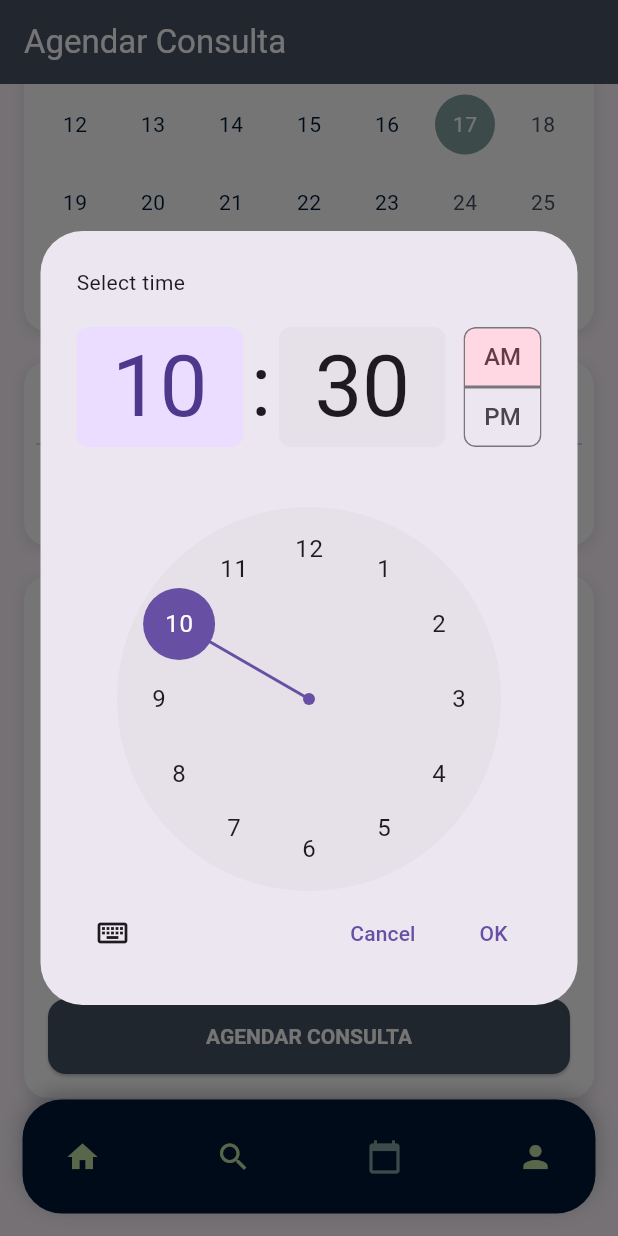
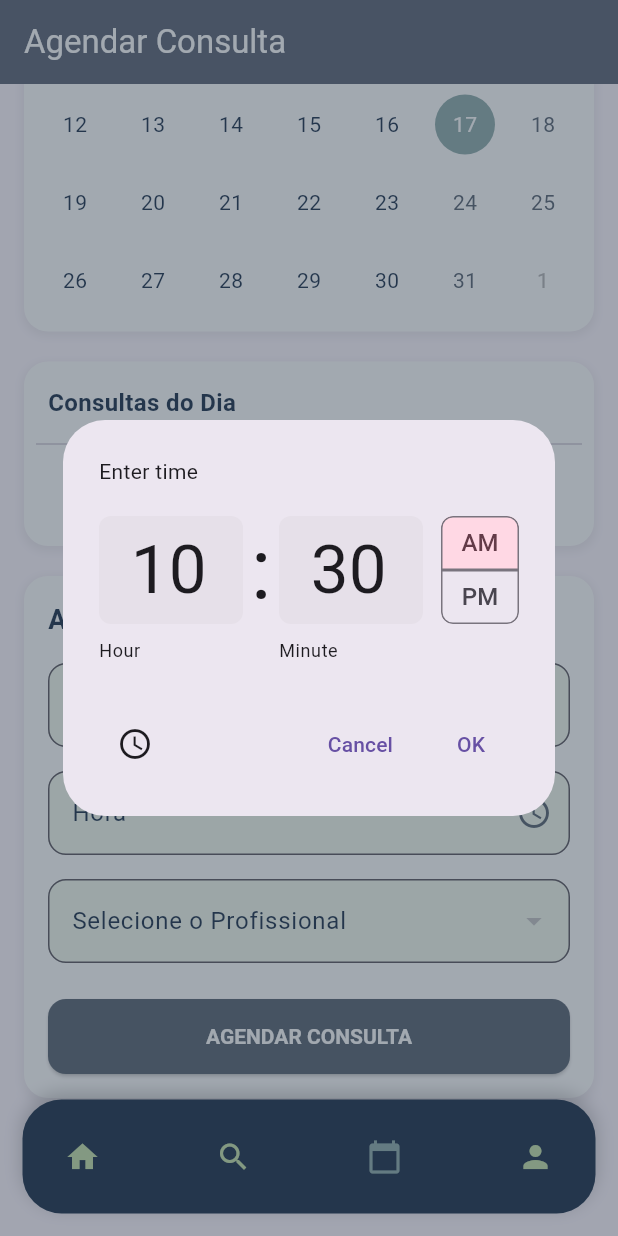
Before and after one commit to Pedrovmart/ProgMulti_PedroMartinelli_Careflow, a Flutter app: the CalendarioPage screen opened by its route, scrolled down 207 dp, after a tap on "Hora", on a phone screen of 412 x 824 dp. Run offline on Flutter 3.47's test engine with Material 3 defaults, Android fonts, the phone set to English and light mode, and no system bars; drawn by our look-alikes of table_calendar; our stand-ins replace cloud_firestore, dio, firebase_auth, firebase_core, flutter_dotenv, go_router; accounts and stored records are empty.

Commit message:
nit(form_consulta): ajuste formulario

```diff
--- a/lib/app/features/consultas/widgets/form_widget.dart
+++ b/lib/app/features/consultas/widgets/form_widget.dart
@@ -5,7 +5,7 @@ import 'package:careflow_app/app/features/consultas/calendario_controller.dart';
 class FormWidget extends StatelessWidget {
   final CalendarioController controller;
 
-  const FormWidget({Key? key, required this.controller}) : super(key: key);
+  const FormWidget({super.key, required this.controller});
 
   @override
   Widget build(BuildContext context) {
@@ -15,7 +15,7 @@ class FormWidget extends StatelessWidget {
         borderRadius: BorderRadius.circular(16),
         boxShadow: [
           BoxShadow(
-            color: Colors.grey.withOpacity(0.2),
+            color: Colors.grey.withValues(alpha: 0.2),
             spreadRadius: 1,
             blurRadius: 5,
             offset: const Offset(0, 2),
@@ -48,7 +48,7 @@ class FormWidget extends StatelessWidget {
                   borderSide: BorderSide(color: AppColors.primary),
                 ),
                 filled: true,
-                fillColor: AppColors.light.withOpacity(0.2),
+                fillColor: AppColors.light.withValues(alpha: 0.2),
                 labelStyle: TextStyle(color: AppColors.primaryDark),
               ),
             ),
@@ -58,6 +58,8 @@ class FormWidget extends StatelessWidget {
                 final currentContext = context;
                 showTimePicker(
                   context: currentContext,
+                  barrierColor: AppColors.primary.withValues(alpha: 0.5),
+                  initialEntryMode: TimePickerEntryMode.input,
                   initialTime: controller.selectedTime ?? TimeOfDay.now(),
                 ).then((time) {
                   if (time != null && currentContext.mounted) {
@@ -77,7 +79,7 @@ class FormWidget extends StatelessWidget {
                       borderSide: BorderSide(color: AppColors.primary),
                     ),
                     filled: true,
-                    fillColor: AppColors.light.withOpacity(0.2),
+                    fillColor: AppColors.light.withValues(alpha: 0.2),
                     labelStyle: TextStyle(color: AppColors.primaryDark),
                     suffixIcon: Icon(Icons.access_time, color: AppColors.primary),
                   ),
@@ -103,7 +105,7 @@ class FormWidget extends StatelessWidget {
                   borderSide: BorderSide(color: AppColors.primary),
                 ),
                 filled: true,
-                fillColor: AppColors.light.withOpacity(0.2),
+                fillColor: AppColors.light.withValues(alpha: 0.2),
                 labelStyle: TextStyle(color: AppColors.primaryDark),
               ),
             ),
```
